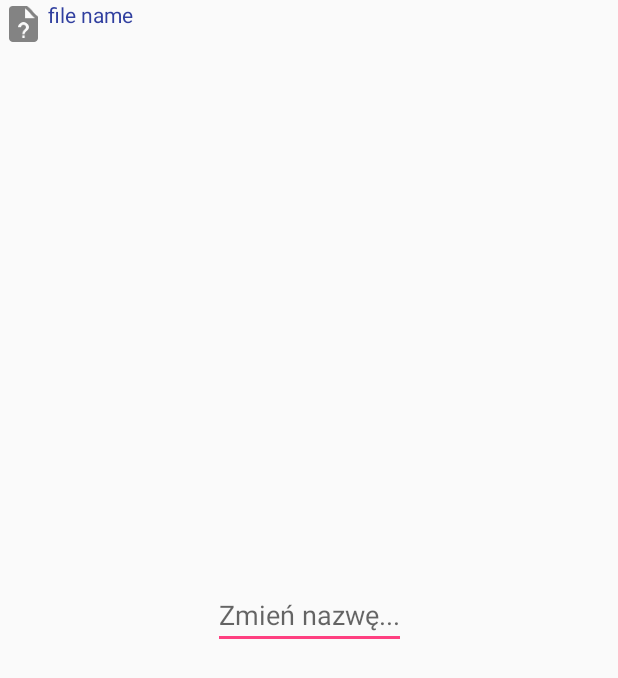
After one commit to LordSkin/CloudDrive-Client, an Android app: the layout file_options_dialog.xml on its own in the app's theme, with its tools: preview values and no code run, on a phone screen of 412 x 824 dp. The commit adds this screen. Shown: the top 678 px of the screen. Run offline under Robolectric (Android 15) with nearby library versions, the phone set to English and light mode, and no system bars.

Commit message:
dialog for deleting  and renaming files added, bug fixes

```diff
--- a/app/src/main/java/kramnik/bartlomiej/clouddriveclient/Model/ServerConnect/ServerConnectorAdapter.java
+++ b/app/src/main/java/kramnik/bartlomiej/clouddriveclient/Model/ServerConnect/ServerConnectorAdapter.java
@@ -37,8 +37,9 @@ public class ServerConnectorAdapter {
     }
 
     public void getFile(String name, ProgressIndicator indicator) throws IOException {
-        serverConnector.getFile(path + name, name, indicator);
+        serverConnector.getFile(path +fileSeparator + name, name, indicator);
     }
+
 
     public File getFile(String name) throws IOException {
         return serverConnector.getFile(path + name, name);
--- a/app/src/main/java/kramnik/bartlomiej/clouddriveclient/Root/Dagger/AppComponent.java
+++ b/app/src/main/java/kramnik/bartlomiej/clouddriveclient/Root/Dagger/AppComponent.java
@@ -2,6 +2,7 @@ package kramnik.bartlomiej.clouddriveclient.Root.Dagger;
 
 import dagger.Component;
 import kramnik.bartlomiej.clouddriveclient.View.Dialogs.AddServerDialog;
+import kramnik.bartlomiej.clouddriveclient.View.Dialogs.FileOptionsDialog;
 import kramnik.bartlomiej.clouddriveclient.View.FilesList.FilesListActivity;
 import kramnik.bartlomiej.clouddriveclient.View.FilesList.FilesListAdapter;
 import kramnik.bartlomiej.clouddriveclient.View.SelectDrive.DrivesListAdapter;
@@ -23,4 +24,6 @@ public interface AppComponent {
     void inject(FilesListAdapter adapter);
 
     void inject(FilesListActivity filesListActivity);
+
+    void inject(FileOptionsDialog dialog);
 }
--- a/app/src/main/java/kramnik/bartlomiej/clouddriveclient/Root/Dagger/AppModule.java
+++ b/app/src/main/java/kramnik/bartlomiej/clouddriveclient/Root/Dagger/AppModule.java
@@ -7,6 +7,7 @@ import dagger.Provides;
 import kramnik.bartlomiej.clouddriveclient.Presenter.AddServerPresenter;
 import kramnik.bartlomiej.clouddriveclient.Presenter.AppPresenter;
 import kramnik.bartlomiej.clouddriveclient.Presenter.DrivesListAdapterDataSource;
+import kramnik.bartlomiej.clouddriveclient.Presenter.FileDetailsPresenter;
 import kramnik.bartlomiej.clouddriveclient.Presenter.FilesListAdapterDataSource;
 import kramnik.bartlomiej.clouddriveclient.Presenter.FilesListPresenter;
 import kramnik.bartlomiej.clouddriveclient.Presenter.SelectDrivePresenter;
@@ -56,4 +57,9 @@ public class AppModule {
     public FilesListPresenter getFilesPresenter(){
         return presenter;
     }
+
+    @Provides
+    public FileDetailsPresenter provideFileDetailsPresenter(){
+        return presenter;
+    }
 }
--- /dev/null
+++ b/app/src/main/res/layout/file_options_dialog.xml
@@ -0,0 +1,52 @@
+<?xml version="1.0" encoding="utf-8"?>
+<android.support.constraint.ConstraintLayout
+    xmlns:android="http://schemas.android.com/apk/res/android"
+    xmlns:app="http://schemas.android.com/apk/res-auto"
+    xmlns:tools="http://schemas.android.com/tools"
+    android:layout_width="match_parent"
+    android:layout_height="match_parent">
+
+
+    <EditText
+        android:id="@+id/editText"
+        android:layout_width="wrap_content"
+        android:layout_height="wrap_content"
+        android:layout_marginBottom="112dp"
+        android:layout_marginEnd="8dp"
+        android:layout_marginStart="8dp"
+        android:layout_marginTop="8dp"
+        android:hint="@string/rename"
+        android:textColor="@color/colorPrimaryDark"
+        app:layout_constraintBottom_toBottomOf="parent"
+        app:layout_constraintEnd_toEndOf="parent"
+        app:layout_constraintStart_toStartOf="parent"
+        app:layout_constraintTop_toBottomOf="@+id/linearLayout" />
+
+    <LinearLayout
+        android:id="@+id/linearLayout"
+        android:layout_width="match_parent"
+        android:layout_height="100dp"
+        android:layout_marginEnd="8dp"
+        app:layout_constraintEnd_toEndOf="parent"
+        app:layout_constraintHorizontal_bias="0.0"
+        app:layout_constraintStart_toStartOf="parent"
+        app:layout_constraintTop_toTopOf="parent">
+
+        <ImageView
+            android:layout_width="wrap_content"
+            android:id="@+id/typeIcon"
+            android:src="@drawable/question"
+            android:layout_height="wrap_content" />
+
+        <TextView
+            android:textColor="@color/colorPrimaryDark"
+            android:id="@+id/fileName"
+            android:gravity="center"
+            android:text="file name"
+            android:layout_width="wrap_content"
+            android:layout_height="wrap_content" />
+
+    </LinearLayout>
+
+
+</android.support.constraint.ConstraintLayout>
--- a/app/src/main/res/values/strings.xml
+++ b/app/src/main/res/values/strings.xml
@@ -5,4 +5,9 @@
     <string name="serverPort">port</string>
     <string name="addServerDialog">Dodaj nowy dysk</string>
     <string name="downloadComplete">Pobieranie ukończone - plik zapisano w standardowym katalogu</string>
+    <string name="delete">Usuń</string>
+    <string name="rename">Zmień nazwę...</string>
+    <string name="OK">OK</string>
+    <string name="back">wstecz</string>
+    <string name="fileDetails">Szczegóły pliku</string>
 </resources>
```
Also changed, not shown: app/src/main/java/kramnik/bartlomiej/clouddriveclient/Model/ServerConnect/ServerConnectorImpl.java (+7 -3 lines), app/src/main/java/kramnik/bartlomiej/clouddriveclient/Presenter/AppPresenter.java (+94 -1 lines), app/src/main/java/kramnik/bartlomiej/clouddriveclient/Presenter/FileDetailsPresenter.java (added, +17 -0 lines), app/src/main/java/kramnik/bartlomiej/clouddriveclient/View/Dialogs/FileOptionsDialog.java (added, +106 -0 lines), app/src/main/java/kramnik/bartlomiej/clouddriveclient/View/FilesList/FilesListActivity.java (+14 -1 lines).
